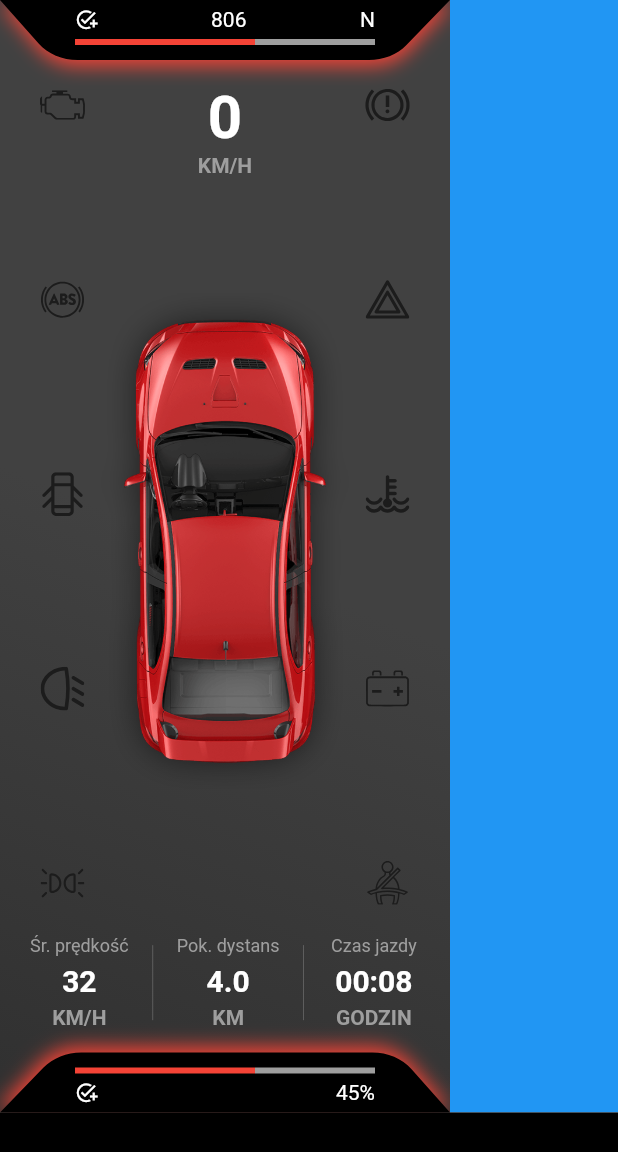
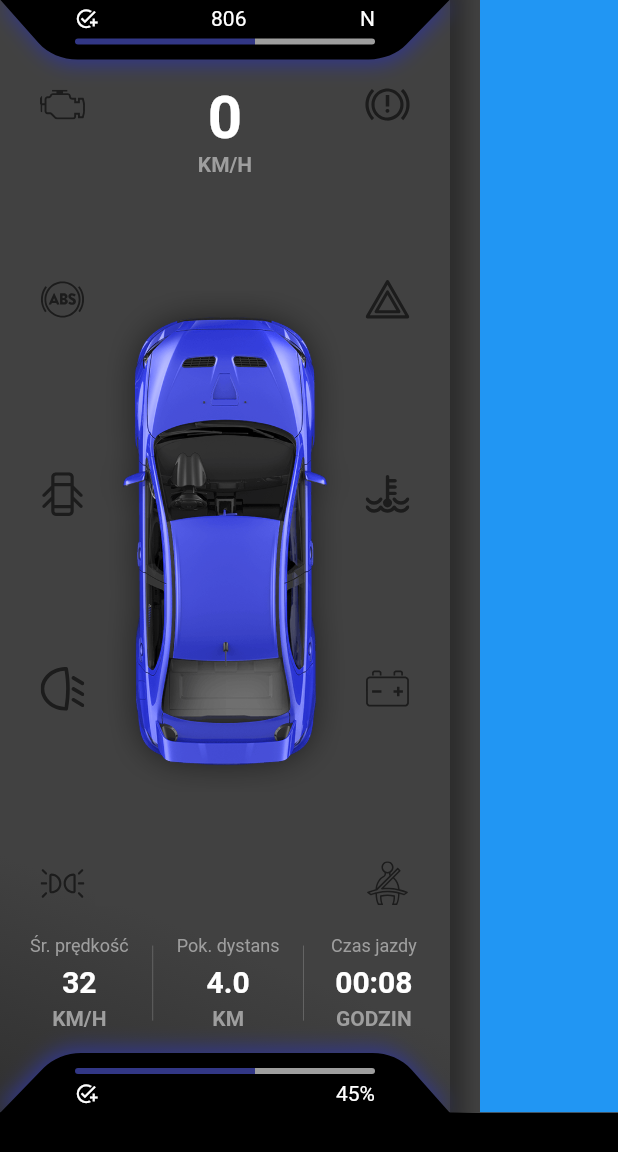
Before and after one commit to Rav-Naz/Car-Computer, a Flutter app: the screen it shows after launch, on a phone screen of 412 x 824 dp. Shown: the top 1152 px of the screen. Run offline on Flutter 3.47's test engine with Material 2 defaults, Android fonts, the phone set to English and light mode, and no system bars; our stand-ins replace flutter_svg.

Commit message:
add ui colors

```diff
--- a/lib/main.dart
+++ b/lib/main.dart
@@ -1,6 +1,9 @@
+import 'package:car_computer/providers/car_info_provider.dart';
+import 'package:car_computer/providers/ui_provider.dart';
 import 'package:car_computer/views/car.dart';
 import 'package:car_computer/widgets/navigation.dart';
 import 'package:flutter/material.dart';
+import 'package:provider/provider.dart';
 import 'package:web_socket_channel/web_socket_channel.dart';
 import 'package:web_socket_channel/status.dart' as status;
 import 'dart:convert';
@@ -14,10 +17,16 @@ class MyApp extends StatelessWidget {
 
   @override
   Widget build(BuildContext context) {
-    return const MaterialApp(
-      title: 'Car Computer',
-      debugShowCheckedModeBanner: false,
-      home: MyHomePage(),
+    return MultiProvider(
+      providers: [
+        ChangeNotifierProvider(create: (context) => CarInfoProvider()),
+        ChangeNotifierProvider(create: (context) => UiProvider()),
+      ],
+      child: const MaterialApp(
+        title: 'Car Computer',
+        debugShowCheckedModeBanner: false,
+        home: MyHomePage(),
+      ),
     );
   }
 }
--- /dev/null
+++ b/lib/providers/car_info_provider.dart
@@ -0,0 +1,14 @@
+import 'package:flutter/material.dart';
+import 'package:web_socket_channel/web_socket_channel.dart';
+
+class CarInfoProvider extends ChangeNotifier {
+
+  final channel = WebSocketChannel.connect(
+    Uri.parse('ws://localhost:7890'),
+  );
+
+  CarInfoProvider() {
+    print("ASD");
+  }
+
+}
--- /dev/null
+++ b/lib/providers/ui_provider.dart
@@ -0,0 +1,23 @@
+import 'package:flutter/material.dart';
+import 'package:web_socket_channel/web_socket_channel.dart';
+
+class UiProvider extends ChangeNotifier {
+
+  var _accentColor = const Color.fromARGB(255, 219, 30, 16);
+
+  UiProvider() {
+    Future.delayed(Duration(seconds: 2)).then((value) {
+    this.setColor(Color.fromARGB(255, 50, 55, 134));
+    });
+  }
+
+  void setColor(Color newColor) {
+    _accentColor = newColor;
+    notifyListeners();
+  }
+
+  get accentColor {
+    return _accentColor;
+  }
+
+}
--- a/lib/views/car.dart
+++ b/lib/views/car.dart
@@ -1,6 +1,9 @@
+import 'package:car_computer/providers/car_info_provider.dart';
+import 'package:car_computer/providers/ui_provider.dart';
 import 'package:flutter/material.dart';
 import 'package:flutter/rendering.dart';
 import 'package:flutter_svg/flutter_svg.dart';
+import 'package:provider/provider.dart';
 
 class CarView extends StatefulWidget {
   const CarView({Key? key}) : super(key: key);
@@ -20,15 +23,22 @@ class _CarView extends State<CarView> {
 
   @override
   Widget build(BuildContext context) {
+    var uiProvider = Provider.of<UiProvider>(context);
     return Container(
+      color: const Color.fromRGBO(65, 65, 65, 1),
+      child: Padding(
+        padding: const EdgeInsets.only(right: 20),
+        child: Transform.scale(
+          scaleY: 1.001,
+          child: Container(
               // height: MediaQuery.of(context).size.height,
               width: MediaQuery.of(context).size.width * 0.25,
               constraints: const BoxConstraints(minWidth: 300.0),
               child: Column(
                 mainAxisAlignment: MainAxisAlignment.spaceBetween,
                 children: [
-            const SliderContainerWidget(
-              color: Colors.red,
+                  SliderContainerWidget(
+                    color: uiProvider.accentColor,
                     icon: Icons.add_task,
                     top: true,
                     value1: "N",
@@ -82,7 +92,22 @@ class _CarView extends State<CarView> {
                                                 fontWeight: FontWeight.w600))
                                       ],
                                     ),
-                              Expanded(child: const Image(image: AssetImage("assets/png/car.png",))
+                                    Expanded(child: Container(
+                                      decoration: const BoxDecoration(),
+                                      clipBehavior: Clip.hardEdge,
+                                      child: Transform.scale(
+                                        scale: 1.01,
+                                        child: ColorFiltered(
+                                          colorFilter: ColorFilter.mode(uiProvider.accentColor, BlendMode.hue),
+                                          child: Stack(
+                                            children: [
+                                              Container(color: const Color.fromRGBO(65, 65, 65, 1)),
+                                              const Center(child: Image(image: AssetImage("assets/png/car.png",))),
+                                            ],
+                                          ),
+                                        ),
+                                      ),
+                                    )
                                     )
                                   ],
                                 ),
@@ -117,7 +142,7 @@ class _CarView extends State<CarView> {
                           mainAxisAlignment: MainAxisAlignment.spaceBetween,
                           crossAxisAlignment: CrossAxisAlignment.center,
                           children: [
-                      BottomCarInfoWidget(
+                            const BottomCarInfoWidget(
                                 description: "Śr. prędkość",
                                 value: "32",
                                 unit: "KM/H"),
@@ -126,7 +151,7 @@ class _CarView extends State<CarView> {
                               width: 0.5,
                               height: 50,
                             ),
-                      BottomCarInfoWidget(
+                            const BottomCarInfoWidget(
                                 description: "Pok. dystans",
                                 value: "4.0",
                                 unit: "KM"),
@@ -135,7 +160,7 @@ class _CarView extends State<CarView> {
                               width: 0.5,
                               height: 50,
                             ),
-                      BottomCarInfoWidget(
+                            const BottomCarInfoWidget(
                                 description: "Czas jazdy",
                                 value: "00:08",
                                 unit: "GODZIN")
@@ -144,8 +169,8 @@ class _CarView extends State<CarView> {
                       )
                     ],
                   )),
-            const SliderContainerWidget(
-              color: Colors.red,
+                  SliderContainerWidget(
+                    color: uiProvider.accentColor,
                     icon: Icons.add_task,
                     top: false,
                     value1: "45%",
@@ -153,6 +178,14 @@ class _CarView extends State<CarView> {
                 ],
               ),
               decoration: const BoxDecoration(
+                boxShadow: [
+                  BoxShadow(
+                    color: Color.fromARGB(255, 44, 44, 44),
+                    // offset: Offset(2, 0),
+                    blurRadius: 10,
+                    spreadRadius: 10
+                  )
+                ],
                   gradient: LinearGradient(
                       begin: Alignment.topRight,
                       end: Alignment.bottomLeft,
@@ -161,9 +194,12 @@ class _CarView extends State<CarView> {
                     Color.fromRGBO(48, 48, 48, 1)
                   ],
                       stops: [
-              0.5,
+                    0.8,
                     1
-            ])));
+                  ]))),
+        ),
+      ),
+    );
   }
 }
 
@@ -257,9 +293,7 @@ class SliderContainerWidget extends StatelessWidget {
       quarterTurns: top ? 0 : 2,
       child: Container(
         clipBehavior: Clip.hardEdge,
-        // height: MediaQuery.of(context).size.height *R0.05,
         width: MediaQuery.of(context).size.width,
-        // constraints: const BoxConstraints(minHeight: 50),
         decoration: ShapeDecoration(
           color: Colors.black,
           shape: const SliderContainerWidgetBorderTop(),
@@ -278,7 +312,7 @@ class SliderContainerWidget extends StatelessWidget {
             child: Column(
               mainAxisAlignment: MainAxisAlignment.center,
               crossAxisAlignment: CrossAxisAlignment.center,
-              children: listOfWidgetsInColumn(!top),
+              children: listOfWidgetsInColumn(context,!top),
             ),
           ),
         ),
@@ -286,7 +320,7 @@ class SliderContainerWidget extends StatelessWidget {
     );
   }
 
-  List<Widget> listOfWidgetsInColumn(bool isReversed) {
+  List<Widget> listOfWidgetsInColumn(context,bool isReversed) {
     var list = [
       Padding(
         padding: const EdgeInsets.fromLTRB(0, 5, 0, 5),
@@ -298,18 +332,19 @@ class SliderContainerWidget extends StatelessWidget {
                 visible: value2 != null,
                 child: Text(
                   value2 ?? "",
-                  style: TextStyle(color: Colors.white),
+                  style: const TextStyle(color: Colors.white),
                 )),
-            Text(value1, style: TextStyle(color: Colors.white)),
+            Text(value1, style: const TextStyle(color: Colors.white)),
           ],
         ),
       ),
       Container(
         decoration: BoxDecoration(
+          borderRadius: BorderRadius.all(Radius.circular(20)),
             gradient: LinearGradient(
                 begin: Alignment.centerLeft,
                 end: Alignment.centerRight,
-                colors: [Colors.red, Colors.grey],
+                colors: [Provider.of<UiProvider>(context).accentColor, Colors.grey],
                 stops: [0.6, 0.6])),
         height: 4,
       )
--- a/lib/widgets/navigation.dart
+++ b/lib/widgets/navigation.dart
@@ -8,9 +8,6 @@ class NavigationWidget extends StatefulWidget {
 }
 
 class _NavigationWidget extends State<NavigationWidget> {
-  // final channel = WebSocketChannel.connect(
-  //   Uri.parse('ws://localhost:7890'),
-  // );
   @override
   void initState() {
     super.initState();
```
Lines whose indentation alone changed are shown as unchanged.
